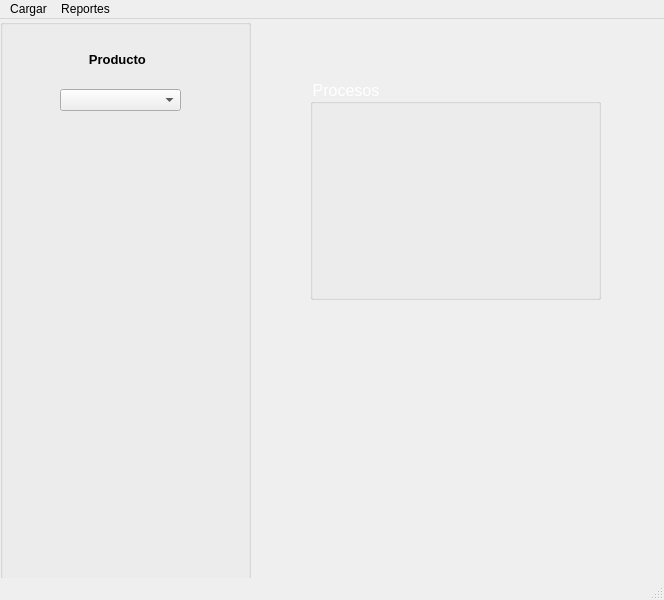
Neoale99/IPC2_Proyecto2_202004750, file GUI.ui: the form before one commit.
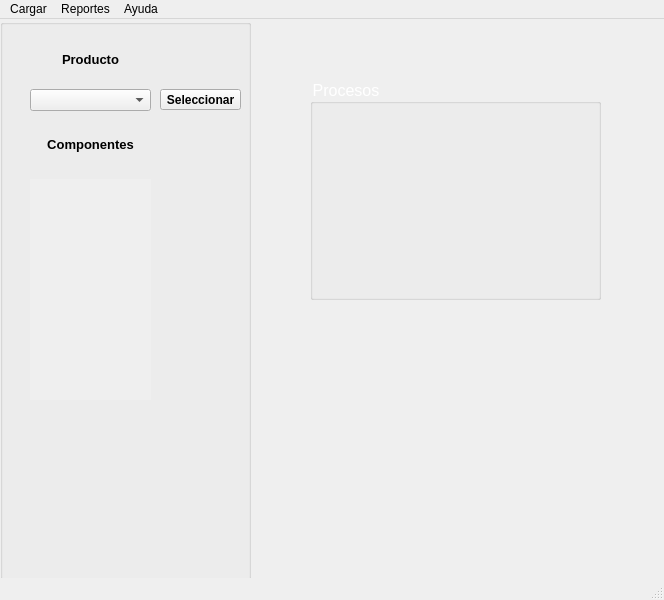
The form after the commit. Icons and pictures are not drawn.

```diff
--- a/GUI.ui
+++ b/GUI.ui
@@ -96,7 +96,7 @@
      </property>
      <property name="geometry">
       <rect>
-       <x>60</x>
+       <x>30</x>
        <y>25</y>
        <width>121</width>
        <height>31</height>
@@ -116,13 +116,16 @@
       <string notr="true">background-image: url(:/newPrefix/boton.jpg);</string>
      </property>
      <property name="text">
-      <string>        Producto</string>
+      <string>Producto</string>
+     </property>
+     <property name="alignment">
+      <set>Qt::AlignCenter</set>
      </property>
     </widget>
     <widget class="QComboBox" name="comboBox">
      <property name="geometry">
       <rect>
-       <x>60</x>
+       <x>30</x>
        <y>70</y>
        <width>121</width>
        <height>22</height>
@@ -132,6 +135,76 @@
       <bool>true</bool>
      </property>
     </widget>
+    <widget class="QLabel" name="label_5">
+     <property name="enabled">
+      <bool>true</bool>
+     </property>
+     <property name="geometry">
+      <rect>
+       <x>30</x>
+       <y>110</y>
+       <width>121</width>
+       <height>31</height>
+      </rect>
+     </property>
+     <property name="font">
+      <font>
+       <pointsize>10</pointsize>
+       <weight>75</weight>
+       <bold>true</bold>
+      </font>
+     </property>
+     <property name="autoFillBackground">
+      <bool>false</bool>
+     </property>
+     <property name="styleSheet">
+      <string notr="true">background-image: url(:/newPrefix/boton.jpg);</string>
+     </property>
+     <property name="text">
+      <string>Componentes</string>
+     </property>
+     <property name="alignment">
+      <set>Qt::AlignCenter</set>
+     </property>
+    </widget>
+    <widget class="QLabel" name="label_6">
+     <property name="geometry">
+      <rect>
+       <x>30</x>
+       <y>160</y>
+       <width>121</width>
+       <height>221</height>
+      </rect>
+     </property>
+     <property name="autoFillBackground">
+      <bool>true</bool>
+     </property>
+     <property name="text">
+      <string/>
+     </property>
+     <property name="alignment">
+      <set>Qt::AlignLeading|Qt::AlignLeft|Qt::AlignTop</set>
+     </property>
+    </widget>
+    <widget class="QPushButton" name="pushButton">
+     <property name="geometry">
+      <rect>
+       <x>160</x>
+       <y>70</y>
+       <width>81</width>
+       <height>21</height>
+      </rect>
+     </property>
+     <property name="font">
+      <font>
+       <weight>75</weight>
+       <bold>true</bold>
+      </font>
+     </property>
+     <property name="text">
+      <string>Seleccionar</string>
+     </property>
+    </widget>
    </widget>
    <widget class="QGroupBox" name="groupBox_2">
     <property name="geometry">
@@ -182,8 +255,15 @@
     </property>
     <addaction name="actionReporte_simulaciones"/>
    </widget>
+   <widget class="QMenu" name="menuAyuda">
+    <property name="title">
+     <string>Ayuda</string>
+    </property>
+    <addaction name="action_Que_busca_buen_hombre"/>
+   </widget>
    <addaction name="menuCargar"/>
    <addaction name="menuReportes"/>
+   <addaction name="menuAyuda"/>
   </widget>
   <widget class="QStatusBar" name="statusbar"/>
   <action name="actionConfiguraci_n">
```
Left out of the diff: 13 changed lines with no effect on the pictures.
